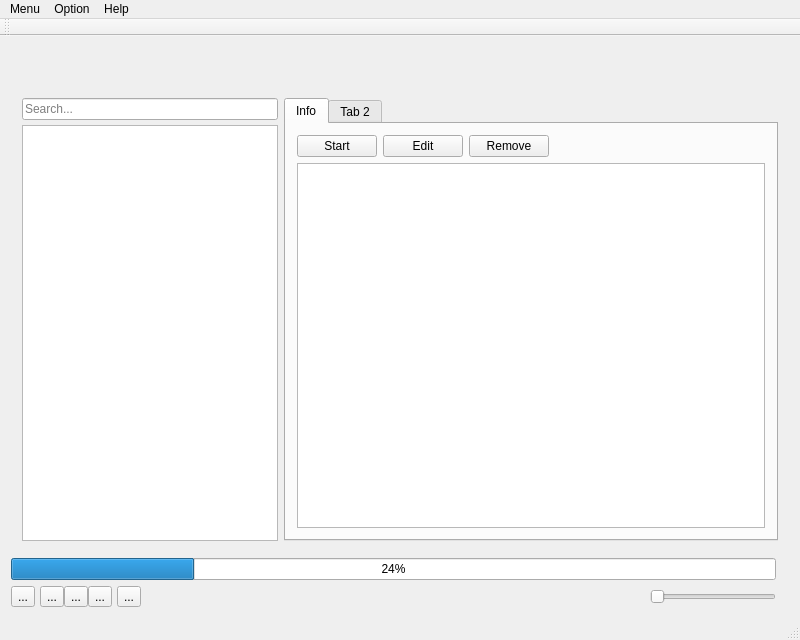
First picture: the form in mainwindow.ui, repository HankHenshaw/GameTree, before the edit.
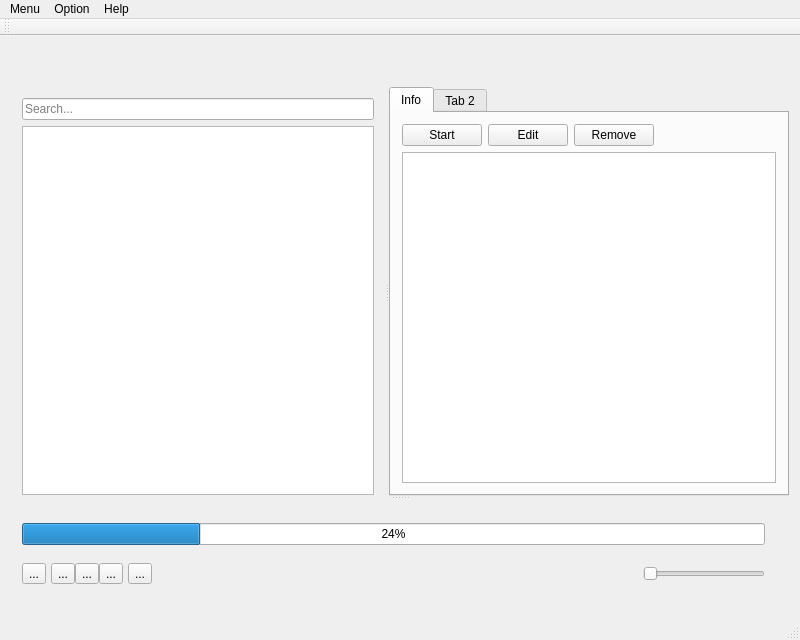
Second picture: the form after the edit. Icons and pictures are not drawn. Custom widgets are drawn as their Qt base class.

```diff
--- a/mainwindow.ui
+++ b/mainwindow.ui
@@ -42,13 +42,18 @@
      </spacer>
     </item>
     <item>
-     <widget class="QStackedWidget" name="stackedWidget">
-      <widget class="QWidget" name="page">
-       <layout class="QHBoxLayout" name="horizontalLayout_3">
-        <item>
+     <widget class="QSplitter" name="splitterHorizontal">
+      <property name="orientation">
+       <enum>Qt::Vertical</enum>
+      </property>
+      <widget class="QSplitter" name="splitterVertical">
+       <property name="orientation">
+        <enum>Qt::Horizontal</enum>
+       </property>
+       <widget class="QWidget" name="">
          <layout class="QVBoxLayout" name="verticalLayout_2">
-          <property name="spacing">
-           <number>5</number>
+         <property name="bottomMargin">
+          <number>1</number>
           </property>
           <item>
            <widget class="QLineEdit" name="searchGameLine">
@@ -74,8 +79,7 @@
            </widget>
           </item>
          </layout>
-        </item>
-        <item>
+       </widget>
          <widget class="QTabWidget" name="tabWidget">
           <widget class="QWidget" name="tab">
            <attribute name="title">
@@ -131,13 +135,8 @@
            </attribute>
           </widget>
          </widget>
-        </item>
-       </layout>
       </widget>
-      <widget class="QWidget" name="page_2"/>
-     </widget>
-    </item>
-    <item>
+      <widget class="QWidget" name="">
      <layout class="QHBoxLayout" name="horizontalLayout_5">
       <item>
        <layout class="QVBoxLayout" name="verticalLayout">
@@ -272,6 +271,8 @@
        </widget>
       </item>
      </layout>
+      </widget>
+     </widget>
     </item>
    </layout>
   </widget>
```
Lines whose indentation alone changed are shown as unchanged.
